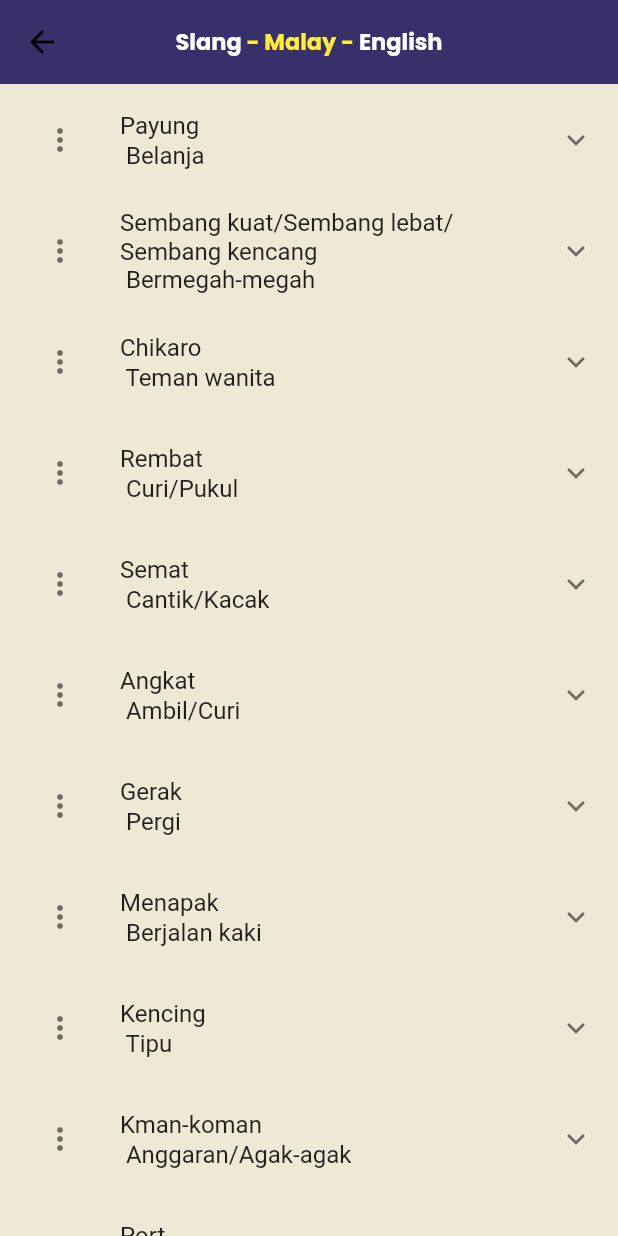
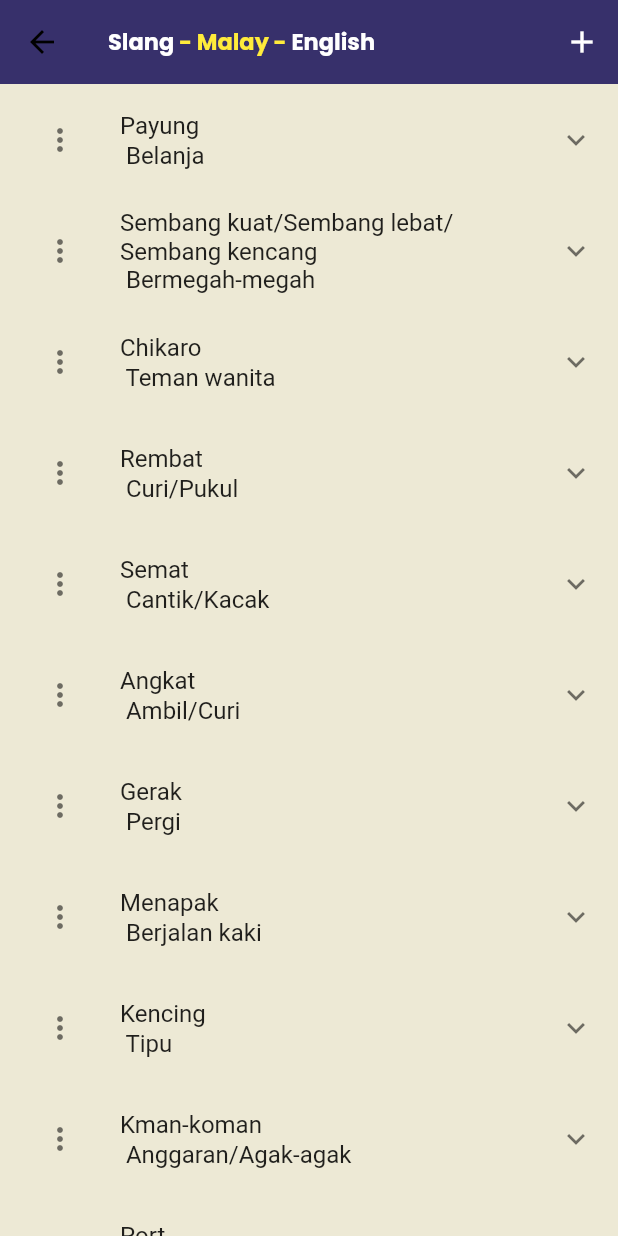
Before and after one commit to quezera97/malaysia_slang, a Flutter app: the screen it shows after launch, after a tap on "Selangor/K. Lumpur", on a phone screen of 412 x 824 dp. Run offline on Flutter 3.47's test engine with Material 2 defaults, Android fonts, the phone set to English and light mode, and no system bars; our stand-ins replace audioplayers, connectivity_plus, hexcolor, share_plus, shared_preferences; missing offline and left inert: favorite_button, flutter_email_sender, translator.

Commit message:
about tab + can add slang, malay, english by email

```diff
--- a/lib/ui/dashboard.dart
+++ b/lib/ui/dashboard.dart
@@ -1,9 +1,111 @@
 import 'package:flutter/material.dart';
+import 'package:translator_app/ui/searchAll.dart';
+import 'package:translator_app/ui/settings.dart';
+import 'package:translator_app/ui/translation.dart';
+import 'package:translator_app/ui/widget/selectCardSlang.dart';
+import 'package:hexcolor/hexcolor.dart';
+
+import 'aboutMalaysia/about.dart';
 
 class Dashboard extends StatelessWidget {
-  const Dashboard({super.key});
+  Widget build(BuildContext context) {
+    return DefaultTabController(
+      length: 2,
+      initialIndex: 0,
+      child: Scaffold(
+        backgroundColor: HexColor('#66347F'),
+        appBar: AppBar(
+          elevation: 0.0,
+          backgroundColor: HexColor('#37306B'),
+          centerTitle: false,
+          title: RichText(
+            text: TextSpan(
+              children: <TextSpan>[
+                TextSpan(
+                    text: 'Slang',
+                    style: TextStyle(
+                        fontSize: 15,
+                        color: Colors.white,
+                        fontFamily: 'PoppinsBold')),
+                TextSpan(
+                    text: ' - Malay - ',
+                    style: TextStyle(
+                        fontSize: 15,
+                        color: Colors.yellow,
+                        fontFamily: 'PoppinsBold')),
+                TextSpan(
+                    text: 'English',
+                    style: TextStyle(
+                        fontSize: 15,
+                        color: Colors.white,
+                        fontFamily: 'PoppinsBold')),
+              ],
+            ),
+          ),
+          bottom: TabBar(
+            tabs: [
+              Tab(text: 'Slang'),
+              Tab(text: 'About Malaysia'),
+            ],
+          ),
+          actions: <Widget>[
+            Row(
+              children: [
+                IconButton(
+                  icon: Icon(
+                    Icons.g_translate_rounded,
+                    color: Colors.white,
+                  ),
+                  onPressed: () {
+                    Navigator.push(
+                        context,
+                        MaterialPageRoute(
+                            builder: (context) => TranslationPage()));
+                  },
+                ),
+                IconButton(
+                  icon: Icon(
+                    Icons.search,
+                    color: Colors.white,
+                  ),
+                  onPressed: () {
+                    Navigator.push(context,
+                        MaterialPageRoute(builder: (context) => SearchAll()));
+                  },
+                ),
+                IconButton(
+                  icon: Icon(
+                    Icons.settings,
+                    color: Colors.white,
+                  ),
+                  onPressed: () {
+                    Navigator.push(context,
+                        MaterialPageRoute(builder: (context) => Settings()));
+                  },
+                ),
+              ],
+            )
+          ],
+        ),
+        body: TabBarView(
+          children: [
+            GridView.count(
+            padding: EdgeInsets.all(10),
+            childAspectRatio: 1.3,
+            crossAxisCount: 2,
+            crossAxisSpacing: 5.0,
+            mainAxisSpacing: 5.0,
+            children: List.generate(slangChoices.length, (index) {
+              return Center(
+                child: SelectCardSlang(choice: slangChoices[index]),
+              );
+            })),
 
-  Widget build(BuildContext context) {
-    return Container();
+            //about malaysia
+            AboutMalaysia(),
+          ],
+        ),
+      ),
+    );
   }
 }
--- a/lib/ui/selectSlang.dart
+++ /dev/null
@@ -1,91 +0,0 @@
-import 'package:flutter/material.dart';
-import 'package:translator_app/ui/searchAll.dart';
-import 'package:translator_app/ui/settings.dart';
-import 'package:translator_app/ui/translation.dart';
-import 'package:translator_app/ui/widget/selectCardSlang.dart';
-import 'package:hexcolor/hexcolor.dart';
-
-class SelectSlang extends StatelessWidget {
-  Widget build(BuildContext context) {
-    return Scaffold(
-        backgroundColor: HexColor('#66347F'),
-        appBar: AppBar(
-          elevation: 0.0,
-          backgroundColor: HexColor('#37306B'),
-          centerTitle: false,
-          title: RichText(
-            text: TextSpan(
-              children: <TextSpan>[
-                TextSpan(
-                    text: 'Slang',
-                    style: TextStyle(
-                        fontSize: 15,
-                        color: Colors.white,
-                        fontFamily: 'PoppinsBold')),
-                TextSpan(
-                    text: ' - Malay - ',
-                    style: TextStyle(
-                        fontSize: 15,
-                        color: Colors.yellow,
-                        fontFamily: 'PoppinsBold')),
-                TextSpan(
-                    text: 'English',
-                    style: TextStyle(
-                        fontSize: 15,
-                        color: Colors.white,
-                        fontFamily: 'PoppinsBold')),
-              ],
-            ),
-          ),
-          actions: <Widget>[
-            Row(
-              children: [
-                IconButton(
-                  icon: Icon(
-                    Icons.g_translate_rounded,
-                    color: Colors.white,
-                  ),
-                  onPressed: () {
-                    Navigator.push(
-                        context,
-                        MaterialPageRoute(
-                            builder: (context) => TranslationPage()));
-                  },
-                ),
-                IconButton(
-                  icon: Icon(
-                    Icons.search,
-                    color: Colors.white,
-                  ),
-                  onPressed: () {
-                    Navigator.push(context,
-                        MaterialPageRoute(builder: (context) => SearchAll()));
-                  },
-                ),
-                IconButton(
-                  icon: Icon(
-                    Icons.settings,
-                    color: Colors.white,
-                  ),
-                  onPressed: () {
-                    Navigator.push(context,
-                        MaterialPageRoute(builder: (context) => Settings()));
-                  },
-                ),
-              ],
-            )
-          ],
-        ),
-        body: GridView.count(
-            padding: EdgeInsets.all(10),
-            childAspectRatio: 1.3,
-            crossAxisCount: 2,
-            crossAxisSpacing: 5.0,
-            mainAxisSpacing: 5.0,
-            children: List.generate(slangChoices.length, (index) {
-              return Center(
-                child: SelectCardSlang(choice: slangChoices[index]),
-              );
-            })));
-  }
-}
--- a/lib/ui/slangList.dart
+++ b/lib/ui/slangList.dart
@@ -3,6 +3,7 @@
 import 'package:flutter/material.dart';
 import 'package:shared_preferences/shared_preferences.dart';
 import 'package:hexcolor/hexcolor.dart';
+import 'package:translator_app/ui/addWord.dart';
 import 'package:translator_app/ui/widget/expansionTile.dart';
 
 class SlangList extends StatefulWidget {
@@ -33,7 +34,7 @@ class _SlangListState extends State<SlangList> {
         ),
         elevation: 0.0,
         backgroundColor: HexColor('#37306B'),
-          centerTitle: true,
+        centerTitle: false,
         title: RichText(
           text: TextSpan(
             children: <TextSpan>[
@@ -58,6 +59,24 @@ class _SlangListState extends State<SlangList> {
             ],
           ),
         ),
+        actions: <Widget>[
+            Row(
+              children: [
+                IconButton(
+                  icon: Icon(
+                    Icons.add,
+                    color: Colors.white,
+                  ),
+                  onPressed: () {
+                    Navigator.push(
+                        context,
+                        MaterialPageRoute(
+                            builder: (context) => AddWord(slang: widget.selectedSlang)));
+                  },
+                ),
+              ],
+            )
+          ],
       ),
       body: ListView.builder(
         shrinkWrap: true,
@@ -70,6 +89,8 @@ class _SlangListState extends State<SlangList> {
             malayTitle: splittedList[1],
             englishTitle: splittedList[2],
           );
-            }));
+        }
+      ),
+    );
   }
 }
--- a/lib/ui/splashscreen.dart
+++ b/lib/ui/splashscreen.dart
@@ -2,7 +2,7 @@ import 'dart:async';
 
 import 'package:flutter/material.dart';
 import 'package:shared_preferences/shared_preferences.dart';
-import 'package:translator_app/ui/selectSlang.dart';
+import 'package:translator_app/ui/dashboard.dart';
 
 class SplashScreen extends StatefulWidget {
   State<StatefulWidget> createState() => StartState();
@@ -25,7 +25,7 @@ class StartState extends State<SplashScreen> {
 
   routeDashboardMain() {
     Navigator.pushReplacement(
-        context, MaterialPageRoute(builder: (context) => SelectSlang()));
+        context, MaterialPageRoute(builder: (context) => Dashboard()));
   }
 
   Widget build(BuildContext context) {
```
Also changed, not shown: lib/ui/aboutMalaysia/about.dart (added, +35 -0 lines), lib/ui/aboutMalaysia/longTextAboutMalaysia.dart (added, +46 -0 lines), lib/ui/addWord.dart (added, +258 -0 lines), lib/ui/settings.dart (+12 -1 lines), assets/img/malaysia_icon.png (added), assets/img/malaysia_map.png (added), assets/img/setting.png (deleted). Lines whose indentation alone changed are shown as unchanged.
